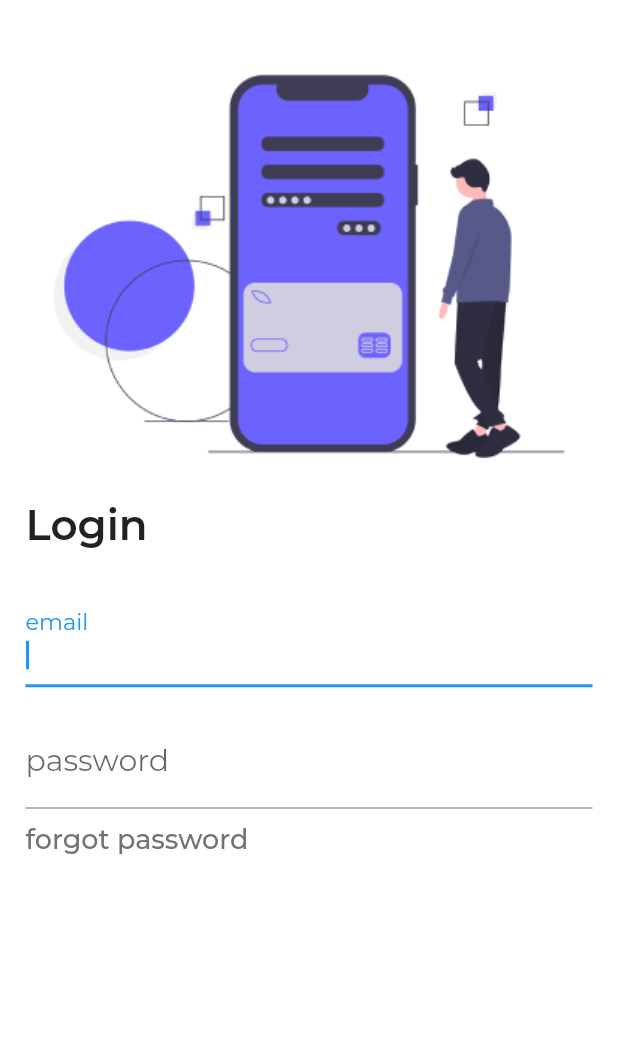
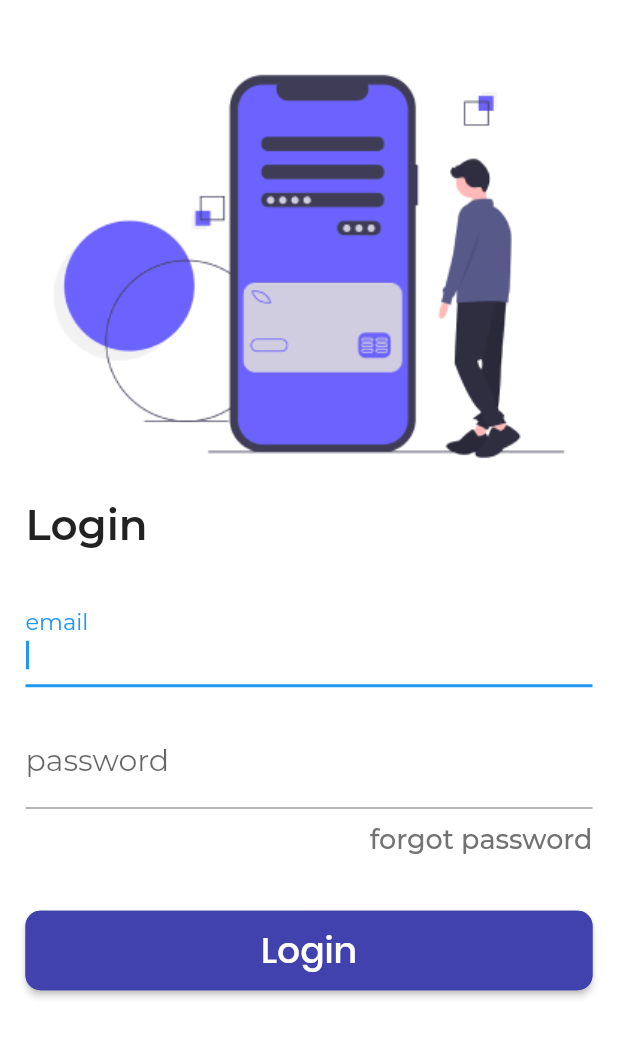
Before and after one commit to MAqielHilmanM/budgetin, a Flutter app: the screen it shows after launch, on a phone screen of 412 x 824 dp. Shown: the top 1037 px of the screen. Run offline on Flutter 3.47's test engine with Material 2 defaults, Android fonts, the phone set to English and light mode, and no system bars; project files that could hold a hidden picture were left out.

Commit message:
fix Button text

```diff
--- a/lib/screens/login/LoginPage.dart
+++ b/lib/screens/login/LoginPage.dart
@@ -1,5 +1,6 @@
 import 'package:budgetin/utils/Assets.dart';
 import 'package:budgetin/widget/CustomTheme.dart';
+import 'package:budgetin/widget/buttons/Button.dart';
 import 'package:budgetin/widget/form/WidgetForm.dart';
 import 'package:budgetin/widget/text/WidgetText.dart';
 import 'package:flutter/material.dart';
@@ -26,9 +27,9 @@ class _LoginPageState extends State<LoginPage> {
           Padding(padding: EdgeInsets.only(bottom: 19)),
           WidgetForm.password("password", null), //put controller here
           Padding(padding: EdgeInsets.only(bottom: 10)),
-          WidgetText.montserratMediumGrayLight18("forgot password"),
+          WidgetText.montserratMediumGrayLight18("forgot password",textAlign: TextAlign.end),
           Padding(padding: EdgeInsets.only(bottom: 36)),
-
+          ButtonLong.large("Login")
         ],
       ),
     );
--- a/lib/widget/buttons/Button.dart
+++ b/lib/widget/buttons/Button.dart
@@ -1,8 +1,9 @@
 import 'package:budgetin/widget/CustomTheme.dart';
+import 'package:budgetin/widget/text/WidgetText.dart';
 import 'package:flutter/material.dart';
 
 class ButtonLong extends StatelessWidget {
-  final Text text;
+  final String text;
   final double width;
   final double height;
   final double sizeIcon;
@@ -28,14 +29,14 @@ class ButtonLong extends StatelessWidget {
         onPressed: () {},
         color: CustomTheme.colorBlueDark,
         textColor: Colors.white,
-        child: text,
+        child: WidgetText.poppinsMediumWhite24(text),
       ),
     );
   }
 }
 
 class ButtonDialog extends StatelessWidget {
-  final Text text;
+  final String text;
   final double width;
   final double height;
   final double sizeIcon;
@@ -55,7 +56,7 @@ class ButtonDialog extends StatelessWidget {
       width: 372,
       height: 53,
       padding: EdgeInsets.all(0.0),
-      child: Center(child: text),
+      child: Center(child: WidgetText.poppinsRegularWhite20(text)),
       decoration: BoxDecoration(
           borderRadius: BorderRadius.only(
               bottomRight: Radius.circular(15.0),
```
